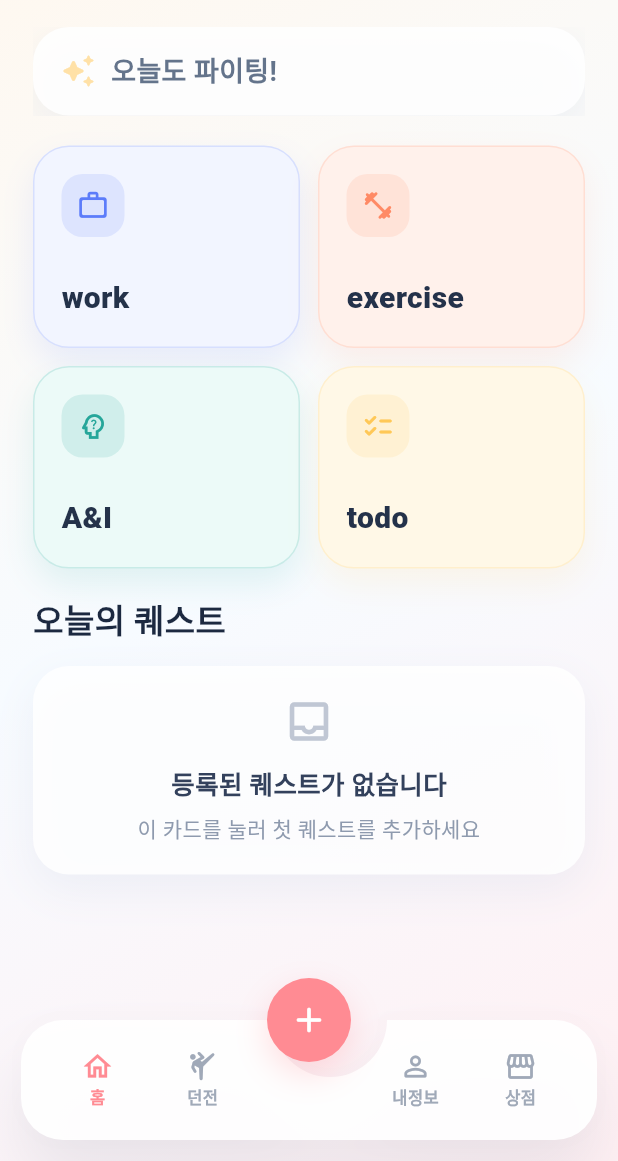
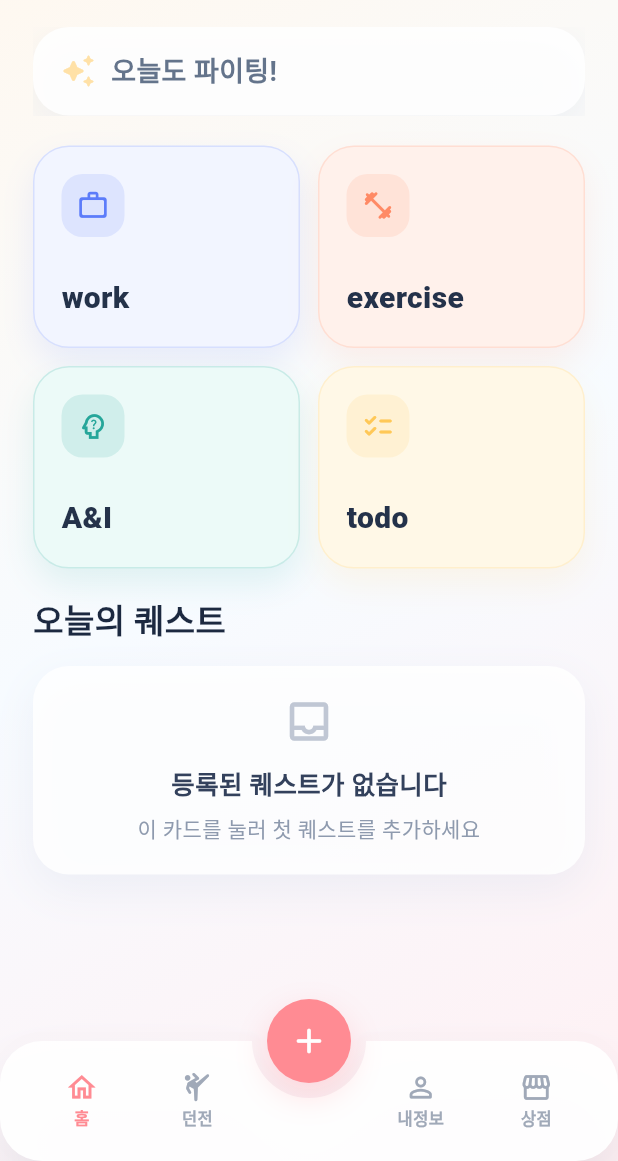
Before and after one commit to qoranreh/start_on, a Flutter app: the screen it shows after launch, on a phone screen of 412 x 824 dp, the part 75-1236 px from its top. Run offline on Flutter 3.47's test engine with Material 3 defaults, Android fonts, the phone set to English and light mode, and no system bars; our stand-ins replace image_picker, shared_preferences; Roboto replaces fonts that are missing (Pretendard).

Commit message:
바텀바 수정

```diff
--- a/lib/widgets/common.dart
+++ b/lib/widgets/common.dart
@@ -21,7 +21,9 @@ class AppBottomNavBar extends StatelessWidget {
 
     return SafeArea(
       top: false,
-      minimum: const EdgeInsets.fromLTRB(14, 0, 14, 14),
+      left: false,
+      right: false,
+      minimum: EdgeInsets.zero,
       child: BottomAppBar(
         color: Colors.white.withValues(alpha: 0.94),
         elevation: 14,
```
